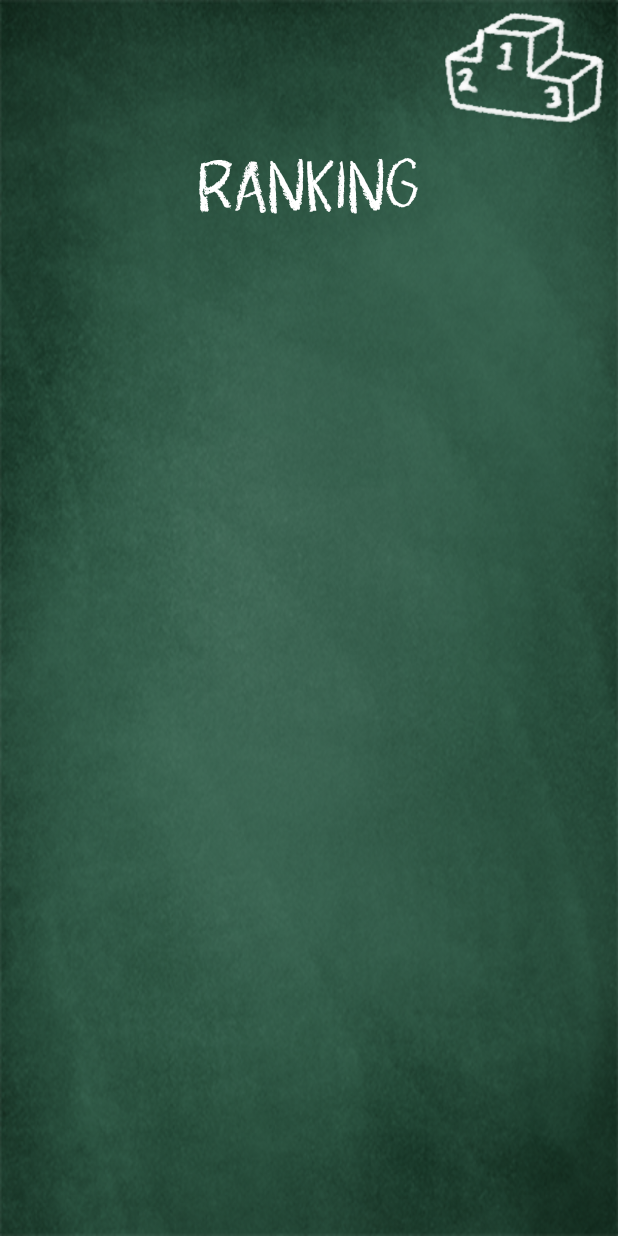
After one commit to nicoleloupias/android-app, an Android app: the RankingActivity screen opened directly, with no data from a screen before it, on a phone screen of 412 x 824 dp. The commit adds this screen. Run offline under Robolectric (Android 15) with nearby library versions, the phone set to English and light mode, and no system bars.

Commit message:
rankinglayout

```diff
--- a/app/src/main/AndroidManifest.xml
+++ b/app/src/main/AndroidManifest.xml
@@ -9,16 +9,21 @@
         android:roundIcon="@mipmap/ic_launcher_round"
         android:supportsRtl="true"
         android:theme="@style/AppTheme">
-        <activity android:name=".JuegoActivity"
+        <activity android:name=".RankingActivity"></activity>
+        <activity
+            android:name=".JuegoActivity"
             android:label="@string/app_name"
-            android:screenOrientation="portrait"/>
-        <activity android:name=".DificultadActivity"
+            android:screenOrientation="portrait" />
+        <activity
+            android:name=".DificultadActivity"
             android:label="@string/app_name"
-            android:screenOrientation="portrait"/>
-        <activity android:name=".NombreActivity"
+            android:screenOrientation="portrait" />
+        <activity
+            android:name=".NombreActivity"
             android:label="@string/app_name"
-            android:screenOrientation="portrait"/>
-        <activity android:name=".MainActivity"
+            android:screenOrientation="portrait" />
+        <activity
+            android:name=".MainActivity"
             android:label="@string/app_name"
             android:screenOrientation="portrait">
             <intent-filter>
--- a/app/src/main/java/com/example/ahorcado/JuegoActivity.java
+++ b/app/src/main/java/com/example/ahorcado/JuegoActivity.java
@@ -179,7 +179,7 @@ public class JuegoActivity extends AppCompatActivity {
         int horasPasadas = (int) (tiempoPasado / 3600000);
         int minutosPasados = (int) (tiempoPasado - horasPasadas * 3600000) / 60000;
         int segundosPasados = (int) (tiempoPasado - horasPasadas * 3600000 - minutosPasados * 60000) / 1000;
-        puntuacion =  10000000 / (intentos * segundosPasados * 100);
+        puntuacion =  100000 / (intentos * segundosPasados);
 
         tv_puntuacion.setText(getString(R.string.textoPuntuacion) + " " + puntuacion + "");
         bt_reiniciar.setOnClickListener(new View.OnClickListener() {
--- /dev/null
+++ b/app/src/main/java/com/example/ahorcado/RankingActivity.java
@@ -0,0 +1,14 @@
+package com.example.ahorcado;
+
+import androidx.appcompat.app.AppCompatActivity;
+
+import android.os.Bundle;
+
+public class RankingActivity extends AppCompatActivity {
+
+    @Override
+    protected void onCreate(Bundle savedInstanceState) {
+        super.onCreate(savedInstanceState);
+        setContentView(R.layout.activity_ranking);
+    }
+}
--- /dev/null
+++ b/app/src/main/res/layout/activity_ranking.xml
@@ -0,0 +1,31 @@
+<?xml version="1.0" encoding="utf-8"?>
+<androidx.constraintlayout.widget.ConstraintLayout xmlns:android="http://schemas.android.com/apk/res/android"
+    xmlns:app="http://schemas.android.com/apk/res-auto"
+    xmlns:tools="http://schemas.android.com/tools"
+    android:layout_width="match_parent"
+    android:layout_height="match_parent"
+    android:background="@drawable/fondoverde"
+    tools:context=".RankingActivity">
+
+    <TextView
+        android:id="@+id/tv_ranking"
+        android:layout_width="wrap_content"
+        android:layout_height="wrap_content"
+        android:fontFamily="@font/pigment"
+        android:text="@string/tv_ranking"
+        android:textColor="#FFFFFF"
+        android:textSize="50sp"
+        app:layout_constraintEnd_toEndOf="parent"
+        app:layout_constraintHorizontal_bias="0.498"
+        app:layout_constraintStart_toStartOf="parent"
+        app:layout_constraintTop_toBottomOf="@+id/iv_ranking" />
+
+    <ImageView
+        android:id="@+id/iv_ranking"
+        android:layout_width="123dp"
+        android:layout_height="95dp"
+        app:layout_constraintEnd_toEndOf="parent"
+        app:layout_constraintTop_toTopOf="parent"
+        app:srcCompat="@drawable/ranking" />
+
+</androidx.constraintlayout.widget.ConstraintLayout>
--- a/app/src/main/res/values/strings.xml
+++ b/app/src/main/res/values/strings.xml
@@ -49,6 +49,7 @@
     <string name="X">X</string>
     <string name="Y">Y</string>
     <string name="Z">Z</string>
+    <string name="tv_ranking">Ranking</string>
 
 
     <string-array name="array_facil">
```
Also changed, not shown: app/src/main/res/drawable/ranking.png (added).
